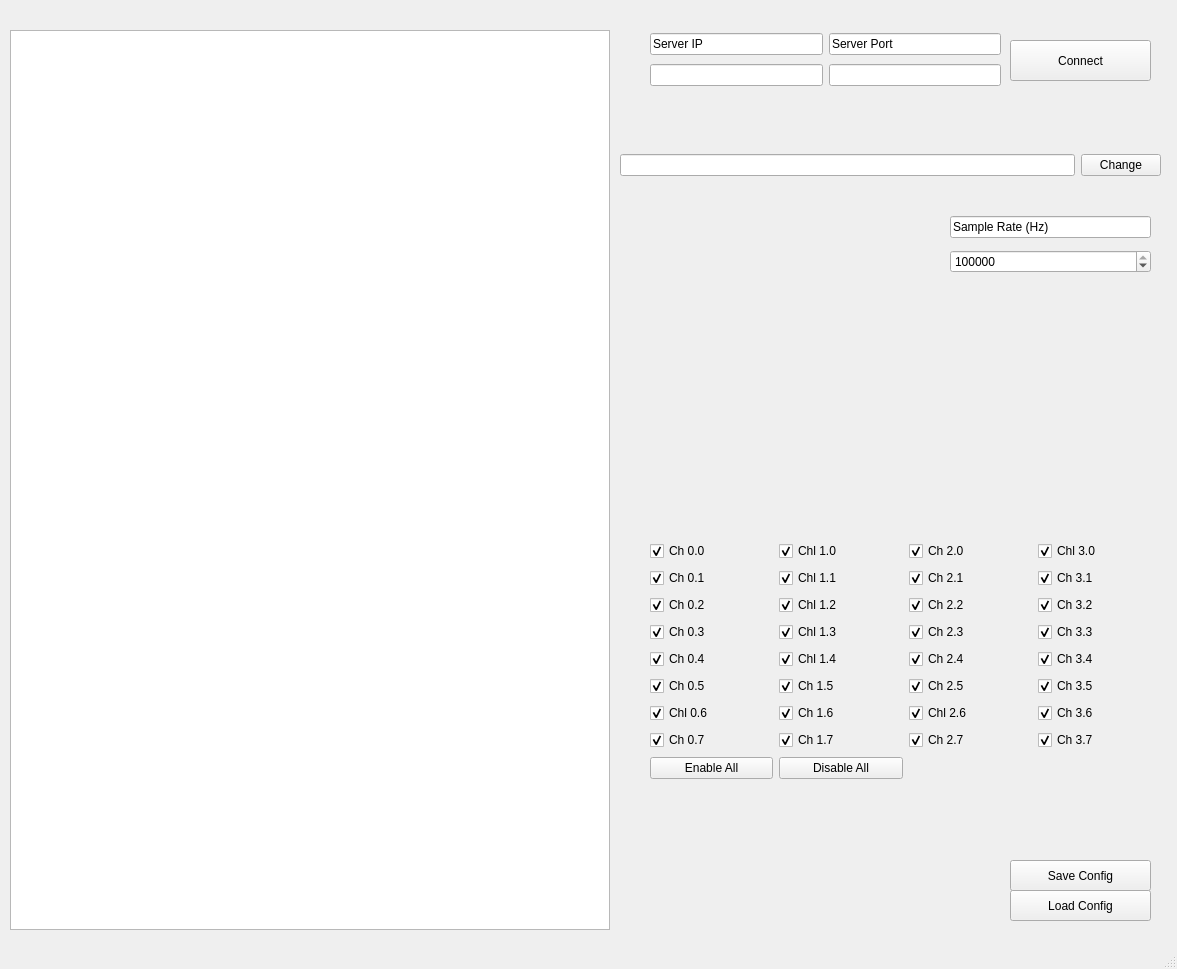
The window that RemoteApplication/Gui/DAQuLA.ui (pmaclellan/capstone) describes before a commit, drawn with Qt 5.
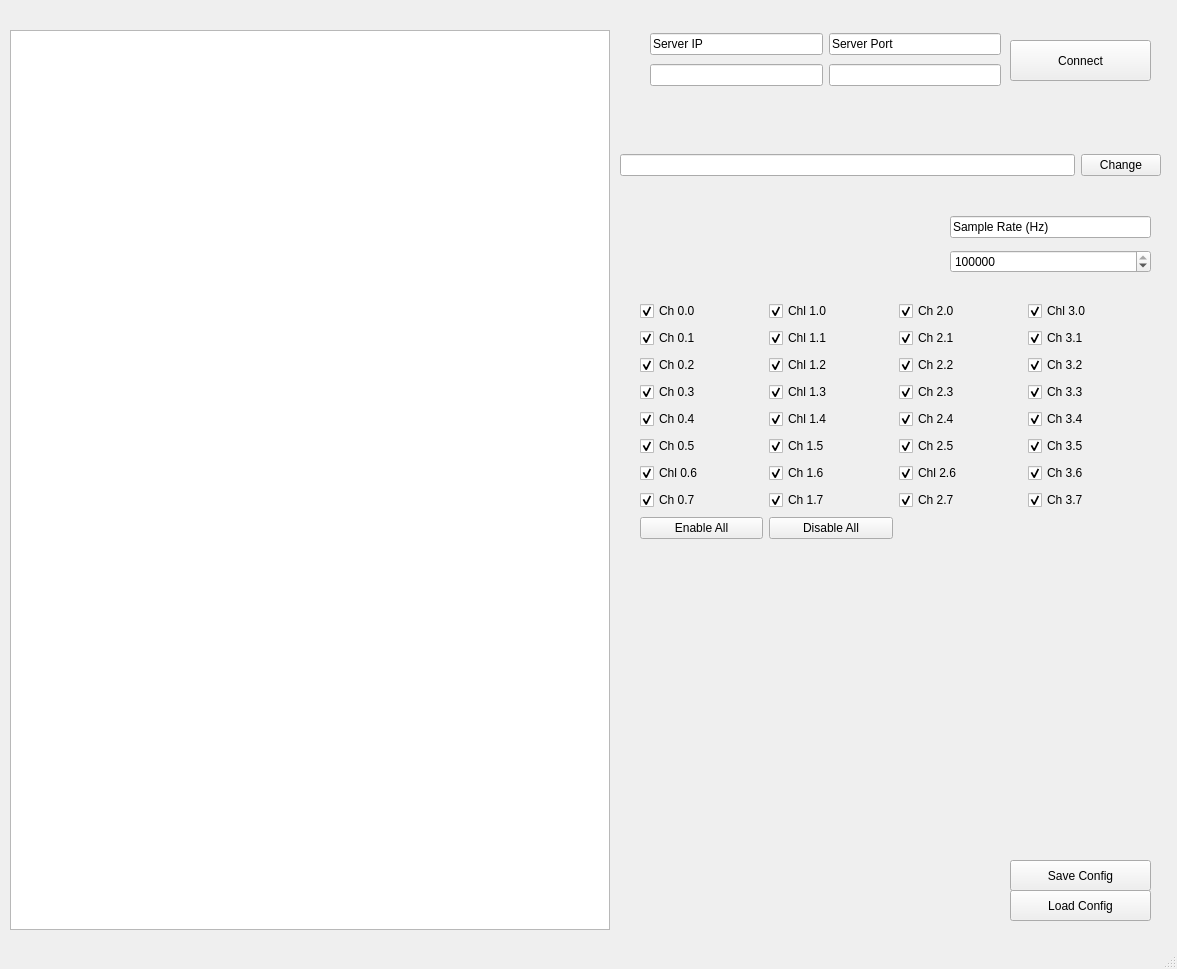
The same window after the commit. Custom widgets are drawn as their Qt base class.

Commit message: Let Pete see everything

What changed in the file:
```diff
--- a/RemoteApplication/Gui/DAQuLA.ui
+++ b/RemoteApplication/Gui/DAQuLA.ui
@@ -30,8 +30,8 @@
    <widget class="QWidget" name="gridLayoutWidget">
     <property name="geometry">
      <rect>
-      <x>650</x>
-      <y>540</y>
+      <x>640</x>
+      <y>300</y>
       <width>511</width>
       <height>241</height>
      </rect>
```
